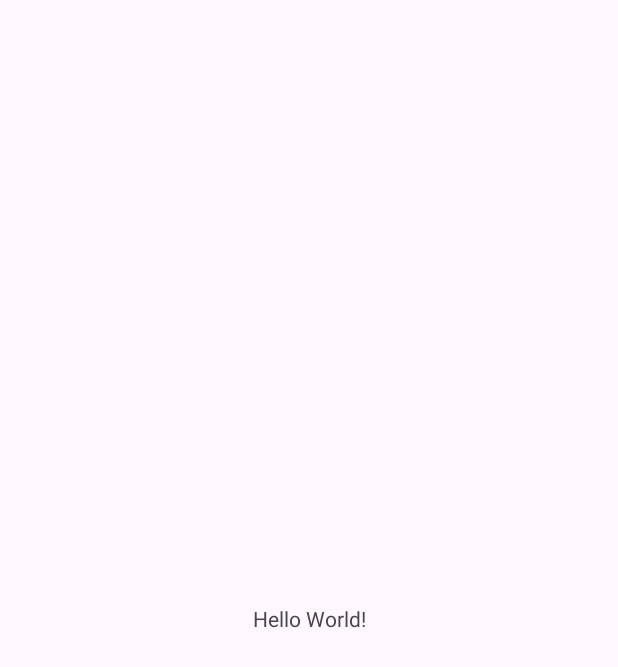
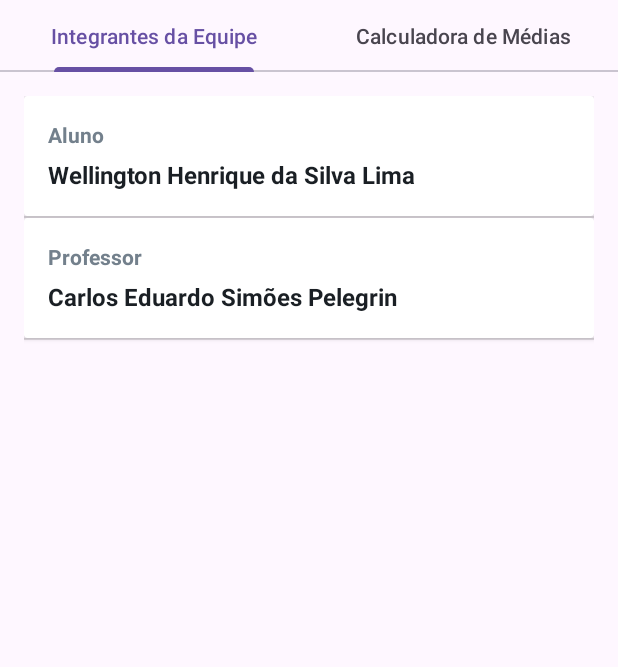
Before and after one commit to WellingtonHSL/App-CalculadoraMedia, an Android app: the screen it shows after launch (MainActivity), on a phone screen of 412 x 824 dp. Before the commit the part shown is almost empty. Shown: the top 667 px of the screen. Run offline under Robolectric (Android 15) with nearby library versions, the phone set to English and light mode, and no system bars.

Commit message:
feat(Lista de Membros da equipe): Crie uma lista de membros da equipe usando recyclerView, card e adapter

```diff
--- a/app/src/main/AndroidManifest.xml
+++ b/app/src/main/AndroidManifest.xml
@@ -13,7 +13,10 @@
         android:theme="@style/Theme.CalculadoraMedias"
         tools:targetApi="31">
         <activity
-            android:name=".SplashActivity"
+            android:name=".ui.team.DetailMembersActivity"
+            android:exported="false" />
+        <activity
+            android:name=".ui.SplashActivity"
             android:exported="true"
             android:noHistory="true">
             <intent-filter>
--- a/app/src/main/java/com/wellingtonhenrique/calculadoramedias/MainActivity.kt
+++ b/app/src/main/java/com/wellingtonhenrique/calculadoramedias/MainActivity.kt
@@ -2,10 +2,24 @@ package com.wellingtonhenrique.calculadoramedias
 
 import android.os.Bundle
 import androidx.appcompat.app.AppCompatActivity
+import androidx.viewpager2.widget.ViewPager2
+import com.google.android.material.tabs.TabLayout
+import com.google.android.material.tabs.TabLayoutMediator
+import com.wellingtonhenrique.calculadoramedias.adapter.ViewPagerAdapter
 
 class MainActivity : AppCompatActivity() {
     override fun onCreate(savedInstanceState: Bundle?) {
         super.onCreate(savedInstanceState)
         setContentView(R.layout.activity_main)
+
+        val viewPager: ViewPager2 = findViewById(R.id.viewPager)
+        val tabLayout: TabLayout = findViewById(R.id.tabLayout)
+
+        val adapter = ViewPagerAdapter(this)
+        viewPager.adapter = adapter
+
+        TabLayoutMediator(tabLayout, viewPager) { tab, position ->
+            tab.text = if (position == 0) "Integrantes da Equipe" else "Calculadora de Médias"
+        }.attach()
     }
 }
--- /dev/null
+++ b/app/src/main/java/com/wellingtonhenrique/calculadoramedias/adapter/MemberAdapter.kt
@@ -0,0 +1,35 @@
+package com.wellingtonhenrique.calculadoramedias.adapter
+
+import android.view.LayoutInflater
+import android.view.View
+import android.view.ViewGroup
+import android.widget.TextView
+import androidx.recyclerview.widget.RecyclerView
+import com.wellingtonhenrique.calculadoramedias.R
+import com.wellingtonhenrique.calculadoramedias.model.Members
+
+class MemberAdapter(private val listMember: List<Members>, private val onClick: (Members) -> Unit) :
+    RecyclerView.Adapter<MemberAdapter.ViewHolder>() {
+
+    class ViewHolder(view: View) : RecyclerView.ViewHolder(view) {
+        val title: TextView = view.findViewById(R.id.tv_position)
+        val name: TextView = view.findViewById(R.id.tv_name)
+    }
+
+    override fun onCreateViewHolder(parent: ViewGroup, viewType: Int): ViewHolder {
+        val view = LayoutInflater.from(parent.context).inflate(R.layout.card_member, parent, false)
+        return ViewHolder(view)
+    }
+
+    override fun getItemCount() = listMember.size
+
+    override fun onBindViewHolder(holder: ViewHolder, position: Int) {
+        val member = listMember[position]
+        holder.title.text = member.title
+        holder.name.text = member.name
+        holder.itemView.setOnClickListener { onClick(member)}
+    }
+
+
+
+}
--- /dev/null
+++ b/app/src/main/java/com/wellingtonhenrique/calculadoramedias/adapter/ViewPagerAdapter.kt
@@ -0,0 +1,15 @@
+package com.wellingtonhenrique.calculadoramedias.adapter
+
+import androidx.fragment.app.Fragment
+import androidx.fragment.app.FragmentActivity
+import androidx.viewpager2.adapter.FragmentStateAdapter
+import com.wellingtonhenrique.calculadoramedias.ui.calculator.CalculatorFragment
+import com.wellingtonhenrique.calculadoramedias.ui.team.MembersFragment
+
+class ViewPagerAdapter(activity: FragmentActivity) : FragmentStateAdapter(activity) {
+    override fun getItemCount() = 2
+
+    override fun createFragment(position: Int): Fragment {
+        return if (position == 0) MembersFragment() else CalculatorFragment()
+    }
+}
--- /dev/null
+++ b/app/src/main/java/com/wellingtonhenrique/calculadoramedias/data/MembersData.kt
@@ -0,0 +1,10 @@
+package com.wellingtonhenrique.calculadoramedias.data
+
+import com.wellingtonhenrique.calculadoramedias.model.Members
+
+
+val membersList = listOf(
+
+    Members("Aluno", "Wellington Henrique da Silva Lima"),
+    Members("Professor", "Carlos Eduardo Simões Pelegrin")
+)
--- /dev/null
+++ b/app/src/main/java/com/wellingtonhenrique/calculadoramedias/model/Members.kt
@@ -0,0 +1,6 @@
+package com.wellingtonhenrique.calculadoramedias.model
+
+data class Members(
+    val title: String,
+    val name: String
+)
--- a/app/src/main/java/com/wellingtonhenrique/calculadoramedias/SplashActivity.kt
+++ b/app/src/main/java/com/wellingtonhenrique/calculadoramedias/ui/SplashActivity.kt
@@ -1,10 +1,12 @@
-package com.wellingtonhenrique.calculadoramedias
+package com.wellingtonhenrique.calculadoramedias.ui
 
 import android.content.Intent
 import android.os.Bundle
 import android.os.Handler
 import android.os.Looper
 import androidx.appcompat.app.AppCompatActivity
+import com.wellingtonhenrique.calculadoramedias.MainActivity
+import com.wellingtonhenrique.calculadoramedias.R
 
 class SplashActivity : AppCompatActivity() {
 
--- /dev/null
+++ b/app/src/main/java/com/wellingtonhenrique/calculadoramedias/ui/team/MembersFragment.kt
@@ -0,0 +1,37 @@
+package com.wellingtonhenrique.calculadoramedias.ui.team
+
+import android.content.Intent
+import android.os.Bundle
+import android.view.LayoutInflater
+import android.view.View
+import android.view.ViewGroup
+import androidx.fragment.app.Fragment
+import androidx.recyclerview.widget.DividerItemDecoration
+import androidx.recyclerview.widget.LinearLayoutManager
+import androidx.recyclerview.widget.RecyclerView
+import com.wellingtonhenrique.calculadoramedias.R
+import com.wellingtonhenrique.calculadoramedias.adapter.MemberAdapter
+import com.wellingtonhenrique.calculadoramedias.data.membersList
+
+class MembersFragment : Fragment() {
+
+    override fun onCreateView(
+        inflater: LayoutInflater,
+        container: ViewGroup?,
+        savedInstanceState: Bundle?
+    ): View {
+        val view = inflater.inflate(R.layout.fragment_members, container, false)
+        val recyclerView = view.findViewById<RecyclerView>(R.id.rv_members)
+        recyclerView.layoutManager = LinearLayoutManager(context)
+        recyclerView.adapter = MemberAdapter(membersList) { member ->
+            val intent = Intent(context, DetailMembersActivity::class.java)
+            intent.putExtra("title", member.title)
+            intent.putExtra("name", member.name)
+            startActivity(intent)
+        }
+        recyclerView.addItemDecoration(
+            DividerItemDecoration(context, DividerItemDecoration.VERTICAL)
+        )
+        return view
+    }
+}
--- a/app/src/main/res/layout/activity_main.xml
+++ b/app/src/main/res/layout/activity_main.xml
@@ -1,19 +1,24 @@
 <?xml version="1.0" encoding="utf-8"?>
-<androidx.constraintlayout.widget.ConstraintLayout xmlns:android="http://schemas.android.com/apk/res/android"
+<LinearLayout xmlns:android="http://schemas.android.com/apk/res/android"
     xmlns:app="http://schemas.android.com/apk/res-auto"
     xmlns:tools="http://schemas.android.com/tools"
     android:id="@+id/main"
+    android:orientation="vertical"
     android:layout_width="match_parent"
     android:layout_height="match_parent"
     tools:context=".MainActivity">
 
-    <TextView
-        android:layout_width="wrap_content"
+    <com.google.android.material.tabs.TabLayout
+        android:id="@+id/tabLayout"
+        android:layout_width="match_parent"
         android:layout_height="wrap_content"
-        android:text="Hello World!"
-        app:layout_constraintBottom_toBottomOf="parent"
-        app:layout_constraintEnd_toEndOf="parent"
-        app:layout_constraintStart_toStartOf="parent"
-        app:layout_constraintTop_toTopOf="parent" />
+        />
 
-</androidx.constraintlayout.widget.ConstraintLayout>
+    <androidx.viewpager2.widget.ViewPager2
+        android:id="@+id/viewPager"
+        android:layout_width="match_parent"
+        android:layout_height="0dp"
+        android:layout_weight="1"
+        />
+
+</LinearLayout>
--- a/app/src/main/res/layout/activity_splash.xml
+++ b/app/src/main/res/layout/activity_splash.xml
@@ -6,7 +6,7 @@
     android:layout_width="match_parent"
     android:layout_height="match_parent"
     android:background="@color/purple"
-    tools:context=".SplashActivity">
+    tools:context=".ui.SplashActivity">
 
     <LinearLayout
         android:layout_width="match_parent"
--- /dev/null
+++ b/app/src/main/res/layout/card_member.xml
@@ -0,0 +1,33 @@
+<?xml version="1.0" encoding="utf-8"?>
+<androidx.cardview.widget.CardView xmlns:android="http://schemas.android.com/apk/res/android"
+    android:id="@+id/card_members"
+    android:layout_width="match_parent"
+    android:layout_height="80dp">
+
+    <RelativeLayout
+        android:layout_width="match_parent"
+        android:layout_height="match_parent"
+        android:padding="16dp">
+
+        <TextView
+            android:id="@+id/tv_position"
+            android:layout_width="wrap_content"
+            android:layout_height="wrap_content"
+            android:text="Posição"
+            android:textStyle="bold"
+            android:textSize="14sp"
+            android:textColor="@color/gray400"/>
+
+        <TextView
+            android:id="@+id/tv_name"
+            android:layout_width="wrap_content"
+            android:layout_height="wrap_content"
+            android:layout_marginTop="6dp"
+            android:layout_below="@id/tv_position"
+            android:text="Nome"
+            android:textStyle="bold"
+            android:textSize="16sp"
+            android:textColor="@color/gray500"/>
+
+    </RelativeLayout>
+</androidx.cardview.widget.CardView>
--- /dev/null
+++ b/app/src/main/res/layout/fragment_members.xml
@@ -0,0 +1,8 @@
+<?xml version="1.0" encoding="utf-8"?>
+<androidx.recyclerview.widget.RecyclerView xmlns:android="http://schemas.android.com/apk/res/android"
+    android:id="@+id/rv_members"
+    android:layout_width="match_parent"
+    android:layout_height="match_parent"
+    android:padding="16dp">
+
+</androidx.recyclerview.widget.RecyclerView>
--- a/app/src/main/res/values/colors.xml
+++ b/app/src/main/res/values/colors.xml
@@ -2,5 +2,7 @@
 <resources>
     <color name="black">#FF000000</color>
     <color name="white">#FFFFFFFF</color>
+    <color name="gray400">#73808c</color>
+    <color name="gray500">#1a1f24</color>
     <color name="purple">#331273</color>
 </resources>
--- a/app/src/main/res/values/strings.xml
+++ b/app/src/main/res/values/strings.xml
@@ -1,3 +1,5 @@
 <resources>
     <string name="app_name">CalculadoraMedias</string>
+    <!-- TODO: Remove or change this placeholder text -->
+    <string name="hello_blank_fragment">Hello blank fragment</string>
 </resources>
```
Also changed, not shown: app/src/main/java/com/wellingtonhenrique/calculadoramedias/ui/calculator/CalculatorFragment.kt (added, +11 -0 lines), app/src/main/java/com/wellingtonhenrique/calculadoramedias/ui/team/DetailMembersActivity.kt (added, +21 -0 lines), app/src/main/res/layout/activity_detail_members.xml (added, +10 -0 lines), app/src/main/res/layout/fragment_calculator.xml (added, +13 -0 lines).
